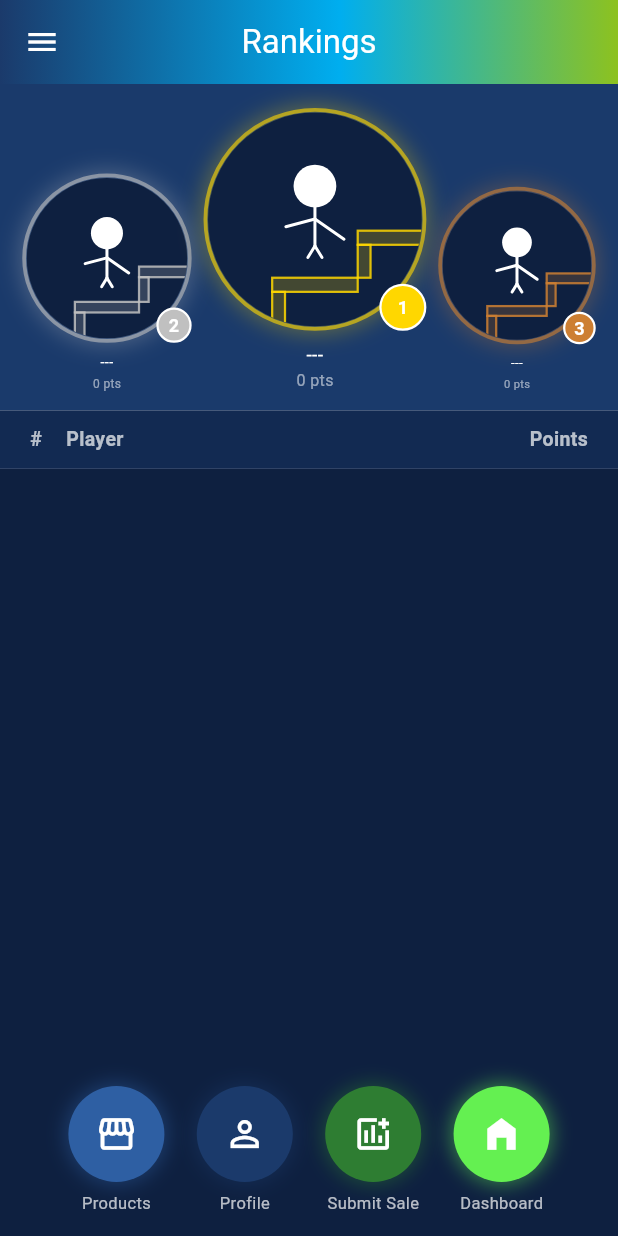
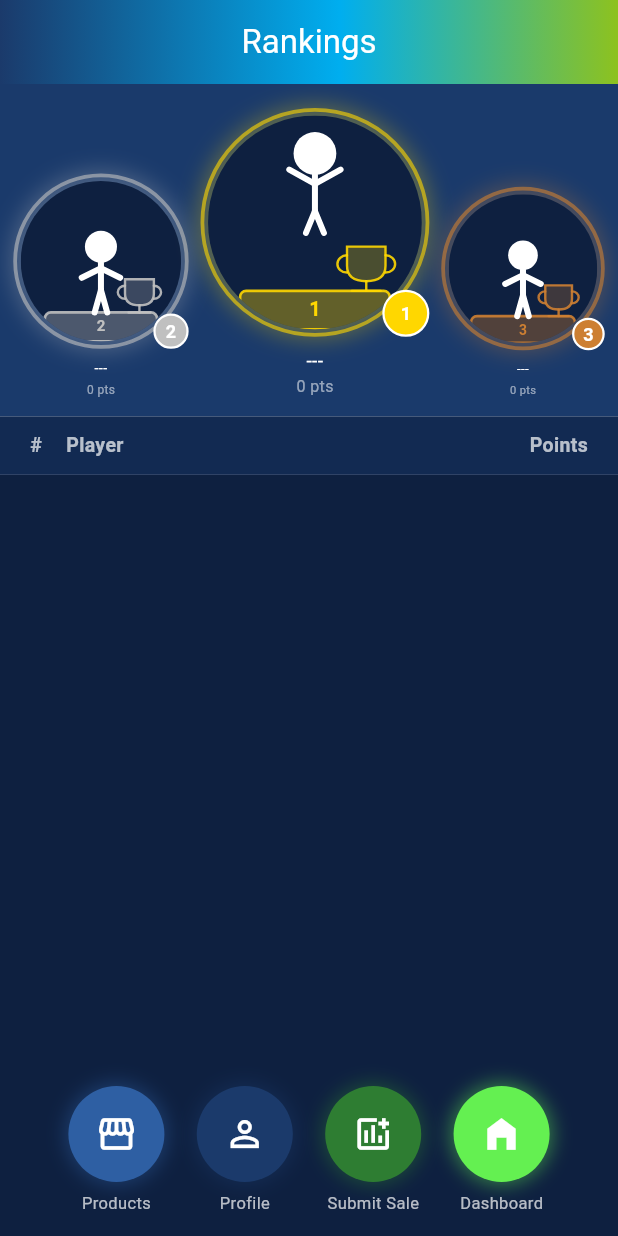
Before and after one commit to sadow2003/LafargeHolcim_sales_game, a Flutter app: the HomePage screen opened by its route, after a tap on "Rankings", on a phone screen of 412 x 824 dp. Run offline on Flutter 3.47's test engine with Material 3 defaults, Android fonts, the phone set to English and light mode, and no system bars; our stand-ins replace cloud_firestore, firebase_auth, firebase_core, firebase_storage, flutter_dotenv, flutter_riverpod and 1 more; accounts and stored records are empty; statements that could not run were skipped.

Commit message:
update the application

```diff
--- a/lib/screens/admin/admin_sales_page.dart
+++ b/lib/screens/admin/admin_sales_page.dart
@@ -3,7 +3,6 @@ import 'package:cloud_firestore/cloud_firestore.dart';
 import 'package:lafargeholcim_sales_game/screens/admin/_buildDrawer_Admin.dart';
 import '../../main.dart';
 import '../../widgets/gradient_app_bar.dart';
-
 
 
 class AdminSalesPage extends StatefulWidget {
@@ -207,7 +206,6 @@ class _AdminSalesPageState extends State<AdminSalesPage> {
 
       // Step 5: Recalculate ALL salesperson ranks.
       await _recalculateRanks();
-
 
       if (!mounted) return;
 
--- a/lib/screens/dashboard.dart
+++ b/lib/screens/dashboard.dart
@@ -19,10 +19,6 @@ class HomePage extends StatefulWidget {
 class _HomePageState extends State<HomePage> {
   final User? _currentUser = FirebaseAuth.instance.currentUser;
 
-  @override
-  void initState() {
-    super.initState();
-  }
   @override
   Widget build(BuildContext context) {
     return Scaffold(
--- a/lib/screens/rankings.dart
+++ b/lib/screens/rankings.dart
@@ -56,7 +56,10 @@ class _RankingsPageState extends State<RankingsPage>
     return Scaffold(
 
 
-      appBar: GradientAppBar(title: 'Rankings'),
+      appBar: GradientAppBar(
+        title: 'Rankings',
+        automaticallyImplyLeading: false,
+        ),
 
 
       drawer: const AppDrawer(),
@@ -181,6 +184,44 @@ class _RankingsPageState extends State<RankingsPage>
                   ],
                 ),
               ),
+
+              // ── Current user rank banner ───────────────────────────
+              Builder(builder: (context) {
+                final myIdx = docs.indexWhere((d) => d.id == _currentUser?.uid);
+                if (myIdx < 0) return const SizedBox.shrink();
+                final myRank = myIdx + 1;
+                final myPoints = (docs[myIdx].data() as Map<String, dynamic>)['totalPoints'] ?? 0;
+                final top1Points = top1 != null
+                    ? ((top1.data() as Map<String, dynamic>)['totalPoints'] ?? 0)
+                    : 0;
+                final diff = (top1Points as num) - (myPoints as num);
+
+                String message;
+                switch(myRank){
+                  case(1):message = 'Congratulation!!!, You are ranked #1 ';
+                  case(2):message = 'You are ranked #2 ,you are so close only $diff pts left';
+                  case(3):message = 'You are ranked #3, keep going only $diff pts to go';
+                  default: message = 'You are ranked #$myRank — only $diff pts for rank 1';
+                }
+
+
+                return Container(
+                  width: double.infinity,
+                  color: const Color(0xFF0D2248),
+                  padding: const EdgeInsets.symmetric(horizontal: 16, vertical: 8),
+                  child: Text(
+                    message,
+                    textAlign: TextAlign.center,
+                    style: TextStyle(
+                      color: myRank == 1
+                          ? const Color(0xFFFFD700)
+                          : Colors.white70,
+                      fontSize: 12.5,
+                      fontWeight: FontWeight.w600,
+                    ),
+                  ),
+                );
+              }),
 
               // ── Scrollable leaderboard ──────────────────────────────
               Expanded(
@@ -488,8 +529,8 @@ class _PodiumSlot extends StatelessWidget {
 
             // Glow ring
             Container(
-              width: diameter + 6,
-              height: diameter + 6,
+              width: diameter + 10,
+              height: diameter + 10,
               decoration: BoxDecoration(
                 shape: BoxShape.circle,
                 border: Border.all(
@@ -513,10 +554,11 @@ class _PodiumSlot extends StatelessWidget {
                 child: ColoredBox(
                   color: const Color(0xFF0E2040),
                   child: CustomPaint(
-                    painter: _ClimbingPainter(
+                    painter: _PodiumPainter(
                       phase: phase,
                       stickColor: stickColor,
                       stairColor: medalColor,
+                      rank: rank,
                     ),
                   ),
                 ),
@@ -582,160 +624,202 @@ class _PodiumSlot extends StatelessWidget {
   }
 }
 
-// ── Endless-stair climbing painter ──────────────────────────────────────────
-//
-// Stairs scroll DOWNWARD as phase 0→1, creating the illusion of climbing up.
-// The stickman is fixed in the canvas center; only its limbs animate.
-
-class _ClimbingPainter extends CustomPainter {//a Flutter class that lets you draw custom graphics directly on screen.
-  final double phase;       // 0.0 → 1.0 continuous
+class _PodiumPainter extends CustomPainter {
+  final double phase;
   final Color stickColor;
   final Color stairColor;
+  final int rank;
 
-
-  const _ClimbingPainter({
+  const _PodiumPainter({
     required this.phase,
     required this.stickColor,
     required this.stairColor,
+    required this.rank,
   });
-
 
   @override
   void paint(Canvas canvas, Size size) {
-    final w = size.width;//Shorthand variable for the total available width
-    final h = size.height;//Shorthand variable for the total available height
-
-
-    // ── Stairs ─────────────────────────────────────────────────────────
-    // Side-view staircase going up-right.
-    // Each "step" occupies stepW horizontally and stepH vertically.
-
-    final stepW = w * 0.40;//Each step is 40% of the total canvas width
-    final stepH = h * 0.22;//Each step is 22% of the total canvas height
-    final treadThick = stepH * 0.30; // The horizontal plank (the part you walk on) = 30% of the step height Called "tread" — the flat top surface of a stair step
-    final riserW     = stepW * 0.15; // The vertical face of the step = 15% of the step width Called "riser" — the vertical part connecting two treads
-
-    //draws shapes filled with a semi-transparent version of stairColor — giving the podium steps a translucent colored fill effect, like frosted glass
-    final fillPaint = Paint()
-      ..color = stairColor.withValues(alpha: 0.22)
-      ..style = PaintingStyle.fill;
-
-
-    final linePaint = Paint()
-      ..color = stairColor.withValues(alpha: 0.85)
-      ..style = PaintingStyle.stroke
-      ..strokeWidth = 1.5
-      ..strokeCap = StrokeCap.square;
-
-
-
-    // scroll offset: stairs move down by one stepH per cycle
-    final scroll = phase * stepH;
-
-
-
-    // Anchor the staircase so that the stickman's foot level (~70 % of h)
-    // always sits on a tread. Step index 2 (from the bottom of the view)
-    // provides that tread.
-    const anchorStep = 2;
-
-
-    // At scroll=0 step anchorStep's tread top = stickFootY - treadThick/2
-    final stickFootY = h * 0.68;
-    final anchorTreadTop = stickFootY - treadThick * 0.5;
-
-
-    for (int i = -2; i < 7; i++) {
-      // tread top-left corner
-      final left = w / 2 - stepW / 2 + (i - anchorStep) * stepW;
-      final top  = anchorTreadTop - (i - anchorStep) * stepH + scroll;
-
-
-      // Tread
-      canvas.drawRect(Rect.fromLTWH(left, top, stepW, treadThick), fillPaint);
-      canvas.drawRect(Rect.fromLTWH(left, top, stepW, treadThick), linePaint);
-
-
-      // Riser (left-side vertical face)
-      canvas.drawRect(
-          Rect.fromLTWH(left, top + treadThick, riserW, stepH - treadThick),
-          fillPaint);
-      canvas.drawRect(
-          Rect.fromLTWH(left, top + treadThick, riserW, stepH - treadThick),
-          linePaint);
-    }
-
-
-
-    // ── Stickman (fixed position, only limbs move) ──────────────────────
-    final cx = w * 0.50;
-    final footY = stickFootY;
-
-    final headR   = w * 0.10;
-    final bodyLen = h * 0.18;
-    final legLen  = h * 0.14;
-    final armLen  = w * 0.14;
-
-    final bodyBotY  = footY - legLen * 0.4;
-    final bodyTopY  = bodyBotY - bodyLen;
-    final headCY    = bodyTopY - headR;
+    final w = size.width;
+    final h = size.height;
 
     final stick = Paint()
-      ..color = stickColor
-      ..strokeWidth = 2.0
+      ..color = stickColor//the color of the stickman
+      ..strokeWidth = 4.0 //how full is the stickman
       ..strokeCap = StrokeCap.round
       ..style = PaintingStyle.stroke;
     final headFill = Paint()
       ..color = stickColor
       ..style = PaintingStyle.fill;
 
+    _drawPodium(canvas, w, h);
 
+    if (rank == 1) {
+      _drawJumping(canvas, w, h, stick, headFill);
+    } else {
+      _drawStanding(canvas, w, h, stick, headFill);
+    }
+  }
 
-    // Head (filled circle)
+  void _drawPodium(Canvas canvas, double w, double h) {
+    final podiumH = h * 0.18;//podium height
+    final podiumW = w * 0.70;//podium width
+    final podiumTop = h - podiumH;
+    final left = (w - podiumW) / 2;
+
+    //podium color
+    final fill = Paint()
+      ..color = stairColor.withValues(alpha: 0.35)
+      ..style = PaintingStyle.fill;
+      //podium border color
+    final border = Paint()
+      ..color = stairColor.withValues(alpha: 0.9)
+      ..style = PaintingStyle.stroke
+      ..strokeWidth = 1.8
+      ..strokeCap = StrokeCap.square;
+
+      //draws a rounded-rectangle podium block on a canvas
+    final rect = RRect.fromRectAndCorners(
+      Rect.fromLTWH(left, podiumTop, podiumW, podiumH),
+      topLeft: const Radius.circular(4),
+      topRight: const Radius.circular(4),
+    );
+    canvas.drawRRect(rect, fill);
+    canvas.drawRRect(rect, border);
+
+    // Rank number on the podium face
+    final tp = TextPainter(
+      text: TextSpan(
+        text: '$rank',
+        style: TextStyle(
+          color: stairColor,
+          fontSize: podiumH * 0.52,
+          fontWeight: FontWeight.bold,
+        ),
+      ),
+      textDirection: TextDirection.ltr,
+    )..layout();
+    tp.paint(canvas,
+        Offset(w / 2 - tp.width / 2, podiumTop + podiumH / 2 - tp.height / 2));
+  }
+
+  void _drawJumping(Canvas canvas, double w, double h, Paint stick, Paint headFill) {
+    // Stickman bounces up and down, standing on top of the podium
+    final podiumTop = h - h * 0.20;//where the stick men is standing
+    final jumpOffset = sin(phase * 1* pi).abs() * h * 0.3;//How fast and how high the stickman jumps
+    final cx = w * 0.50; //where he is standing(you can get him to be left of the podium ro to the far right)
+    final footY = podiumTop - jumpOffset;
+
+    final headR  = w * 0.10;//how big is the stickman head
+    final bodyLen = h * 0.17;//how tall is his torso
+    final legLen  = h * 0.12;//how long is his legs
+    final armLen  = w * 0.12;//how long is his arms
+
+    //reassembaling the stickman
+    final bodyBotY = footY - legLen * 0.5;
+    final bodyTopY = bodyBotY - bodyLen;
+    final headCY   = bodyTopY - headR;
+
+    // draw Head of the stickman
     canvas.drawCircle(Offset(cx, headCY), headR, headFill);
+    // draw the Body of the stickman
+    canvas.drawLine(Offset(cx, bodyTopY), Offset(cx, bodyBotY), stick);
 
+    // Arms raised during jump
+    final armRaise = -(sin(phase * 2 * pi).abs() * 0.6 + 0.3);
+    final armY = bodyTopY + bodyLen * 0.25;
+    canvas.drawLine(Offset(cx, armY),
+        Offset(cx - armLen, armY + armLen * armRaise), stick);
+    canvas.drawLine(Offset(cx, armY),
+        Offset(cx + armLen, armY + armLen * armRaise), stick);
 
+    // Legs slightly tucked during jump
+    final tuck = sin(phase * 2 * pi).abs() * 0.35;
+    canvas.drawLine(Offset(cx, bodyBotY),
+        Offset(cx - legLen * 0.35, bodyBotY + legLen * (1 - tuck)), stick);
+    canvas.drawLine(Offset(cx, bodyBotY),
+        Offset(cx + legLen * 0.35, bodyBotY + legLen * (1 - tuck)), stick);
 
+    // Trophy sitting on the podium surface beside the stickman
+    final trophyS = w * 0.09;
+    final trophyCy = h - h * 0.18 - trophyS * 1.4;
+    _drawTrophy(canvas, w * 0.74, trophyCy, trophyS, stairColor);
+  }
+
+  void _drawStanding(Canvas canvas, double w, double h, Paint stick, Paint headFill) {
+    final cx = w * 0.50;//where is he standing in the podium
+    final footY = h - h * 0.18; // stand on top of podium
+
+    final headR  = w * 0.10;//how big is the stickman head
+    final bodyLen = h * 0.17;//how tall is his torso
+    final legLen  = h * 0.14;//how long is his legs
+    final armLen  = w * 0.12;//how long is his arms
+
+    //reasembaling the stickman
+    final bodyBotY = footY - legLen;
+    final bodyTopY = bodyBotY - bodyLen;
+    final headCY   = bodyTopY - headR;
+
+    // Head
+    canvas.drawCircle(Offset(cx, headCY), headR, headFill);
     // Body
     canvas.drawLine(Offset(cx, bodyTopY), Offset(cx, bodyBotY), stick);
+    // Arms relaxed
+    canvas.drawLine(Offset(cx, bodyTopY + bodyLen * 0.2),
+        Offset(cx - armLen, bodyTopY + bodyLen * 0.55), stick);
+    canvas.drawLine(Offset(cx, bodyTopY + bodyLen * 0.2),
+        Offset(cx + armLen, bodyTopY + bodyLen * 0.55), stick);
+    // Legs straight
+    canvas.drawLine(Offset(cx, bodyBotY), Offset(cx - legLen * 0.28, footY), stick);
+    canvas.drawLine(Offset(cx, bodyBotY), Offset(cx + legLen * 0.28, footY), stick);
 
-
-
-    // Arms swing counter to legs
-    final armSwing = sin(phase * 2 * pi) * 0.55;
-    final armY = bodyTopY + bodyLen * 0.30;
-    canvas.drawLine(
-      Offset(cx, armY),
-      Offset(cx - armLen * cos(armSwing), armY + armLen * sin(armSwing + 0.5)),
-      stick,
-    );
-    canvas.drawLine(
-      Offset(cx, armY),
-      Offset(cx + armLen * cos(armSwing), armY + armLen * sin(-armSwing + 0.5)),
-      stick,
-    );
-
-
-    // Legs alternate: left and right half-cycle apart
-    final legPhase = phase * 2 * pi;
-
-
-    void drawLeg(double angle) {
-      final kx = cx + legLen * sin(angle);
-      // Raise the lifted foot slightly
-      final ky = footY - legLen * (1 - cos(angle)).abs() * 0.45;
-      canvas.drawLine(Offset(cx, bodyBotY), Offset(kx, ky), stick);
-    }
-
-
-    drawLeg(sin(legPhase) * 0.55);
-    drawLeg(sin(legPhase + pi) * 0.55);
+    // Trophy to the right (upper body level, above podium)
+    final trophyS = w * 0.09;
+    final trophyCy = h - h * 0.18 - trophyS * 1.4;
+    _drawTrophy(canvas, w * 0.74, trophyCy, trophyS, stairColor);
   }
 
-//going through the phases 0 to 1
+  void _drawTrophy(Canvas canvas, double cx, double cy, double s, Color color) {
+    //the border of the trophy
+    final outline = Paint()
+      ..color = color.withValues(alpha: 0.9)
+      ..strokeWidth = 1.6
+      ..style = PaintingStyle.stroke
+      ..strokeCap = StrokeCap.round;
+    //the fill of the trophy
+    final fill = Paint()
+      ..color = color.withValues(alpha: 0.25)
+      ..style = PaintingStyle.fill;
+
+    // Cup body
+    final cup = Path()
+      ..moveTo(cx - s, cy - s * 0.9)
+      ..lineTo(cx - s, cy + s * 0.1)
+      ..quadraticBezierTo(cx - s, cy + s * 0.9, cx, cy + s * 0.9)
+      ..quadraticBezierTo(cx + s, cy + s * 0.9, cx + s, cy + s * 0.1)
+      ..lineTo(cx + s, cy - s * 0.9)
+      ..close();
+    canvas.drawPath(cup, fill);
+    canvas.drawPath(cup, outline);
+
+    // Handles (arcs on each side)
+    canvas.drawArc(
+        Rect.fromCenter(center: Offset(cx - s, cy), width: s * 1.0, height: s * 0.9),
+        pi / 2, pi, false, outline);
+    canvas.drawArc(
+        Rect.fromCenter(center: Offset(cx + s, cy), width: s * 1.0, height: s * 0.9),
+        -pi / 2, pi, false, outline);
+
+    // Stem
+    canvas.drawLine(Offset(cx, cy + s * 0.9), Offset(cx, cy + s * 1.4), outline);
+    // Base
+    canvas.drawLine(
+        Offset(cx - s * 0.75, cy + s * 1.4), Offset(cx + s * 0.75, cy + s * 1.4), outline);
+  }
+  //tells flutter whether to redraw the widget,retrun true if any of the values change
   @override
-  bool shouldRepaint(_ClimbingPainter old) =>
+  bool shouldRepaint(_PodiumPainter old) =>
       old.phase != phase ||
       old.stickColor != stickColor ||
-      old.stairColor != stairColor;
+      old.stairColor != stairColor ||
+      old.rank != rank;
 }
--- a/lib/screens/register.dart
+++ b/lib/screens/register.dart
@@ -62,9 +62,9 @@ class _RegisterScreenState extends State<RegisterScreen> {
     if (!regex.hasMatch(value)) return 'Enter a valid email address';
 
     //only official LafargeHolcim emails are allowed.
-    //if (!value.toLowerCase().endsWith('@lafargeholcim.com')) {
-   //   return 'Only @lafargeholcim.com emails are allowed';
-   // }
+    if (!value.toLowerCase().endsWith('@lafargeholcim.com')) {
+      return 'Only @lafargeholcim.com emails are allowed';
+    }
     return null;
   }
 
@@ -122,10 +122,6 @@ class _RegisterScreenState extends State<RegisterScreen> {
         email: _emailController.text.trim(),
         role: _selectedRole,
       );
-
-      //sends out a message verification to the email
-      // await userCredential.user!.sendEmailVerification();
-      // await FirebaseAuth.instance.signOut();
 
       if(!mounted) return;
       ScaffoldMessenger.of(context).showSnackBar(
```
Also changed, not shown: lib/screens/Login.dart (+0 -46 lines), lib/main.dart (line endings or trailing spaces).
